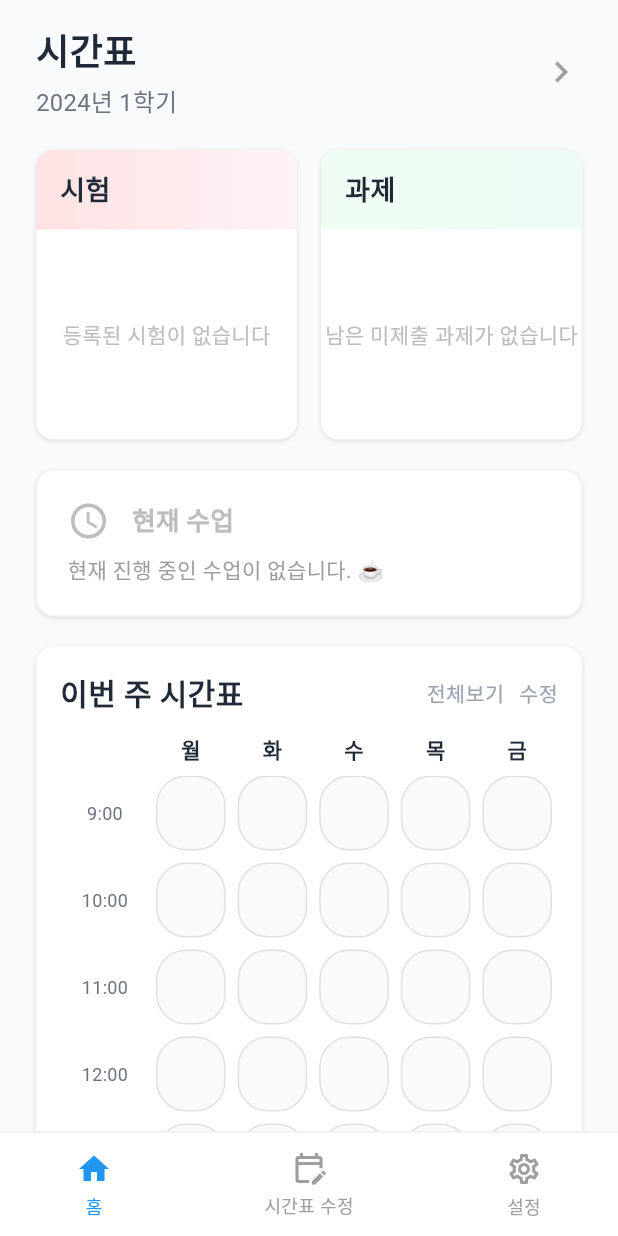
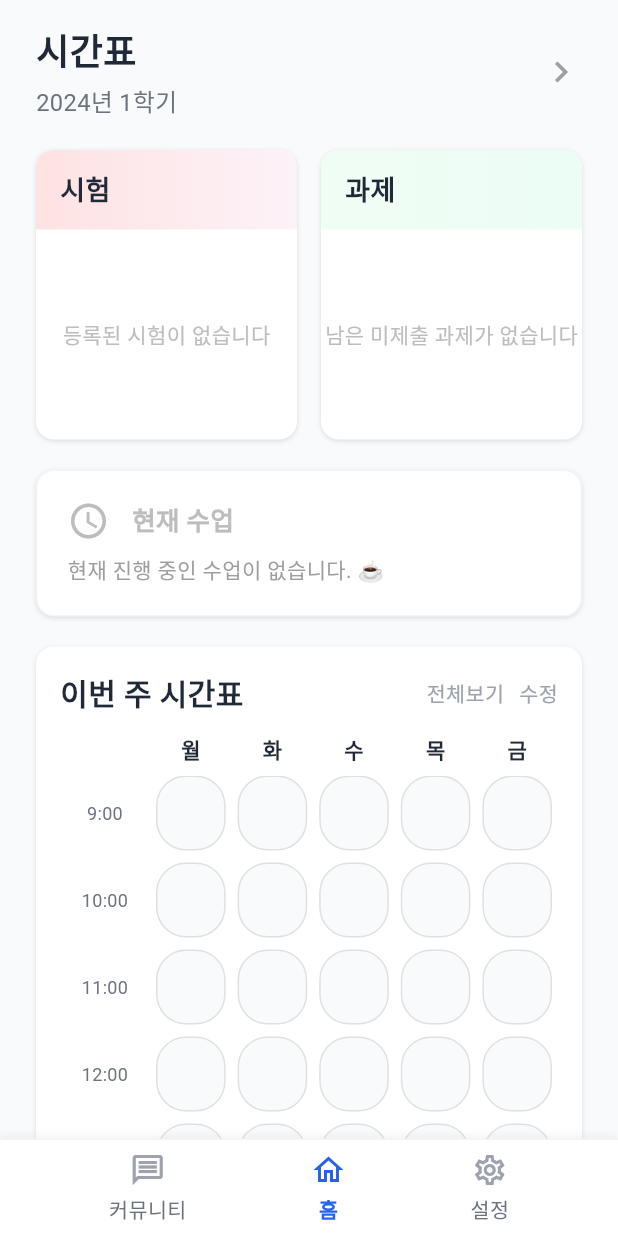
Before and after one commit to seungyun03/StudyApplication, a Flutter app: the screen it shows after launch, on a phone screen of 412 x 824 dp. Run offline on Flutter 3.47's test engine with Material 3 defaults, Android fonts, the phone set to English and light mode, and no system bars; our stand-ins replace file_picker, open_filex, shared_preferences.

Commit message:
homepage 하단 내비게이션바 수정

```diff
--- a/lib/FrontEnd/homepage.dart
+++ b/lib/FrontEnd/homepage.dart
@@ -11,6 +11,147 @@ import 'package:study_app/FrontEnd/TimeTablebutton.dart';
 import '../Providers/TimetableProvider.dart' as tp;
 import 'package:study_app/FrontEnd/Settings/SettingsPage.dart' as sp;
 import 'TimeTableSelectionPage.dart';
+
+// ==================== [추가] SettingsPage.dart에서 복사한 상수 및 위젯 ====================
+
+// 색상 정의 (Tailwind CSS hex codes to Flutter Color)
+class AppColors {
+  static const Color background = Color(0xFFF9FAFB);
+  static const Color primaryText = Color(0xFF111827);
+  static const Color secondaryText = Color(0xFF6B7280);
+  static const Color primaryBrand = Color(0xFF2563EB);
+  static const Color primaryBrandBg = Color(0xFFDBEAFE);
+  static const Color border = Color(0xFFF3F4F6);
+  static const Color chevron = Color(0xFF9CA3AF);
+}
+
+// 아이콘 매핑 (Lucide Icons to Material Icons)
+class LucideIcons {
+  static const IconData user = Icons.person_outline;
+  static const IconData lock = Icons.lock_outline;
+  static const IconData bell = Icons.notifications_none;
+  static const IconData helpCircle = Icons.help_outline;
+  static const IconData info = Icons.info_outline;
+  static const IconData messageCircle = Icons.message_outlined;
+  static const IconData home = Icons.home_outlined;
+  static const IconData settings = Icons.settings_outlined;
+  static const IconData chevronRight = Icons.chevron_right;
+  static const IconData keyIcon = Icons.vpn_key_outlined;
+  // 💡 [추가] 시간표 수정 아이콘 (homepage에서 사용됨)
+  static const IconData editCalendar = Icons.edit_calendar_outlined;
+}
+
+
+// NavItem 위젯 (Bottom Navigation Bar 항목) - SettingsPage.dart의 NavItem과 동일
+class NavItem extends StatelessWidget {
+  final IconData icon;
+  final String label;
+  final bool active;
+  final VoidCallback? onTap;
+
+  const NavItem({
+    super.key,
+    required this.icon,
+    required this.label,
+    required this.active,
+    this.onTap,
+  });
+
+  @override
+  Widget build(BuildContext context) {
+    return InkWell(
+      // 탭 가능하도록 InkWell로 감싸기
+      onTap: onTap,
+      borderRadius: BorderRadius.circular(12),
+      child: Container(
+        padding: const EdgeInsets.symmetric(horizontal: 10, vertical: 8),
+        child: Column(
+          mainAxisAlignment: MainAxisAlignment.center,
+          children: [
+            Icon(icon,
+                color: active ? AppColors.primaryBrand : AppColors.chevron,
+                size: 24),
+            const SizedBox(height: 4),
+            Text(
+              label,
+              style: TextStyle(
+                fontFamily: 'Roboto',
+                fontSize: 13.8,
+                color:
+                active ? AppColors.primaryBrand : AppColors.secondaryText,
+                fontWeight: active ? FontWeight.w600 : FontWeight.normal,
+              ),
+            ),
+          ],
+        ),
+      ),
+    );
+  }
+}
+
+// Bottom Navigation Bar 위젯 - SettingsPage.dart의 BottomNavigationBarWidget과 동일하게 수정
+class BottomNavigationBarWidget extends StatelessWidget {
+  const BottomNavigationBarWidget({super.key});
+
+  @override
+  Widget build(BuildContext context) {
+    return Container(
+      height: 65, // 높이 70 -> 65로 변경 (SettingsPage와 동일)
+      decoration: BoxDecoration(
+        color: Colors.white,
+        border: Border(top: BorderSide(color: AppColors.border, width: 1)), // 색상 변경
+        boxShadow: [
+          BoxShadow(
+            color: Colors.black.withOpacity(0.05),
+            offset: const Offset(0, -2),
+            blurRadius: 4,
+          ),
+        ],
+      ),
+      child: Row(
+        mainAxisAlignment: MainAxisAlignment.spaceEvenly,
+        children: [
+          // 커뮤니티 (기능 없음)
+          NavItem(
+            icon: LucideIcons.messageCircle,
+            label: "커뮤니티",
+            active: false,
+            onTap: () {
+              HapticFeedback.lightImpact(); // 햅틱 피드백 추가
+            },
+          ),
+          // 홈 (현재 페이지)
+          NavItem(
+            icon: LucideIcons.home,
+            label: "홈",
+            active: true, // 현재 페이지이므로 true
+            onTap: () {
+              HapticFeedback.lightImpact(); // 햅틱 피드백 추가
+              // 현재 페이지이므로 아무것도 하지 않음.
+            },
+          ),
+          // 설정 (SettingsPage로 이동)
+          NavItem(
+            icon: LucideIcons.settings,
+            label: "설정",
+            active: false,
+            onTap: () {
+              HapticFeedback.lightImpact(); // 햅틱 피드백 추가
+              // SettingsPage로 이동
+              Navigator.pushReplacement( // [수정] pushReplacement로 변경하여 이전 페이지 스택에서 제거
+                context,
+                MaterialPageRoute(builder: (context) => const sp.SettingsPage()),
+              );
+            },
+          ),
+        ],
+      ),
+    );
+  }
+}
+
+// ==================== [수정된 부분 끝] ====================
+
 
 // 💡 [추가 시작] ISO weekday를 한국어 요일로 변환하는 헬퍼 함수
 String _getKoreanDay(int weekday) {
@@ -112,6 +253,7 @@ class _HomePageState extends State<HomePage> {
           ),
         ),
       ),
+      // 💡 [수정] 기존의 BottomNavigationBarWidget 대신 SettingsPage의 스타일로 대체
       bottomNavigationBar: const BottomNavigationBarWidget(),
     );
   }
@@ -1109,105 +1251,3 @@ class _WeeklyTimetableWrapperState extends State<_WeeklyTimetableWrapper> {
     );
   }
 }
-// 💡 [수정 끝]
-
-// ==================== 하단 네비게이션 ====================
-class BottomNavigationBarWidget extends StatelessWidget {
-  const BottomNavigationBarWidget({super.key});
-
-  @override
-  Widget build(BuildContext context) {
-    return Container(
-      height: 70,
-      decoration: BoxDecoration(
-        color: Colors.white,
-        border: Border(top: BorderSide(color: Colors.grey.shade200, width: 1)),
-      ),
-      child: Row(
-        mainAxisAlignment: MainAxisAlignment.spaceAround,
-        children: [
-          // 홈
-          _NavItem(
-            icon: Icons.home,
-            label: "홈",
-            active: true,
-            onTap: () {
-              // 💡 탭 시 햅틱 피드백 추가
-              HapticFeedback.lightImpact();
-              // 현재 페이지이므로 아무 작업도 하지 않음
-            },
-          ),
-          // 시간표 수정
-          _NavItem(
-            icon: Icons.edit_calendar_outlined,
-            label: "시간표 수정",
-            active: false,
-            onTap: () {
-              // 💡 탭 시 햅틱 피드백 추가
-              HapticFeedback.lightImpact();
-              Navigator.push(
-                context,
-                MaterialPageRoute(
-                    builder: (_) => const ep
-                        .EditingPageParents()), // 💡 ep.EditingPageParents로 이동
-              );
-            },
-          ),
-          // 설정 - [수정] settings_page.dart로 이동하는 기능 추가
-          _NavItem(
-            icon: Icons.settings_outlined,
-            label: "설정",
-            active: false,
-            onTap: () {
-              // 💡 탭 시 햅틱 피드백 추가
-              HapticFeedback.lightImpact();
-              Navigator.push(
-                context,
-                MaterialPageRoute(
-                    builder: (_) =>
-                        const sp.SettingsPage()), // 💡 sp.SettingsPage로 이동
-              );
-            },
-          ),
-        ],
-      ),
-    );
-  }
-}
-
-class _NavItem extends StatelessWidget {
-  final IconData icon;
-  final String label;
-  final bool active;
-  final VoidCallback? onTap; // 💡 [추가] 탭 이벤트 핸들러
-
-  const _NavItem({
-    required this.icon,
-    required this.label,
-    required this.active,
-    this.onTap, // 💡 [추가] 초기화
-  });
-
-  @override
-  Widget build(BuildContext context) {
-    return InkWell(
-      // 💡 [수정] 탭 가능하도록 InkWell로 감싸기
-      onTap: onTap, // 💡 [추가] onTap 핸들러 연결
-      child: Column(
-        mainAxisAlignment: MainAxisAlignment.center,
-        children: [
-          Icon(icon, color: active ? Colors.blue : Colors.grey, size: 24),
-          const SizedBox(height: 4),
-          Text(
-            label,
-            style: TextStyle(
-              fontSize: 12,
-              color: active ? Colors.blue : Colors.grey,
-              fontWeight: FontWeight.w500,
-            ),
-          ),
-        ],
-      ),
-    );
-  }
-}
--- a/pubspec.yaml
+++ b/pubspec.yaml
@@ -13,7 +13,7 @@ dependencies:
   flutter_localizations:
     sdk: flutter
   shared_preferences: ^2.5.3
-  file_picker: ^6.1.1
+  file_picker: ^10.3.3
   open_filex: ^4.7.0
 
   provider: ^6.1.5 # ✅ 들여쓰기 한 단계 줄임 (flutter 블록 밖으로 이동)
```
Also changed, not shown: pubspec.lock, 1 other file. Lines whose indentation alone changed are shown as unchanged.
